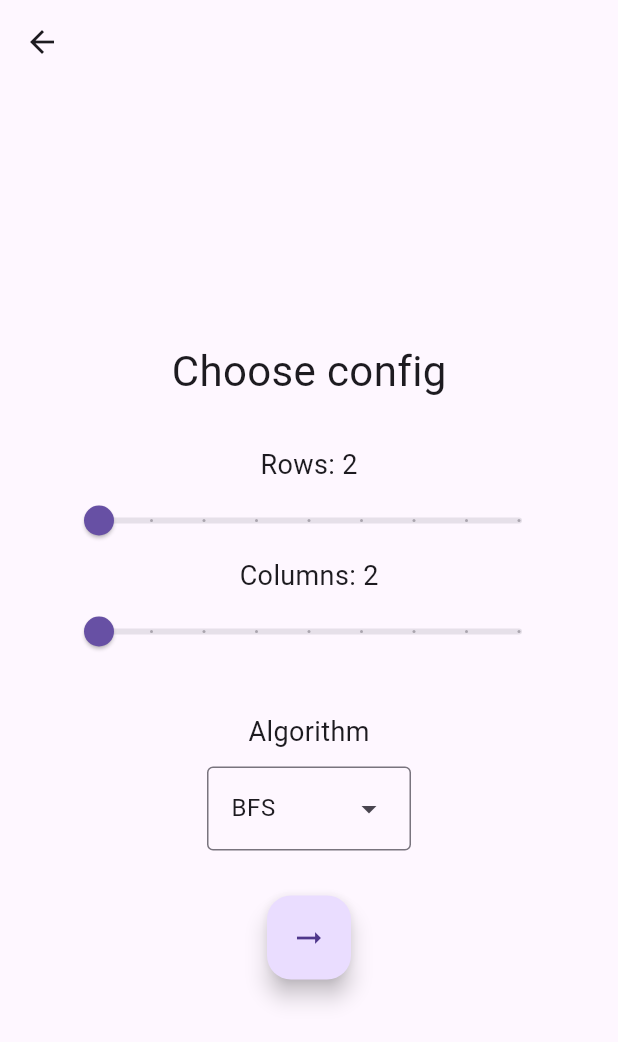
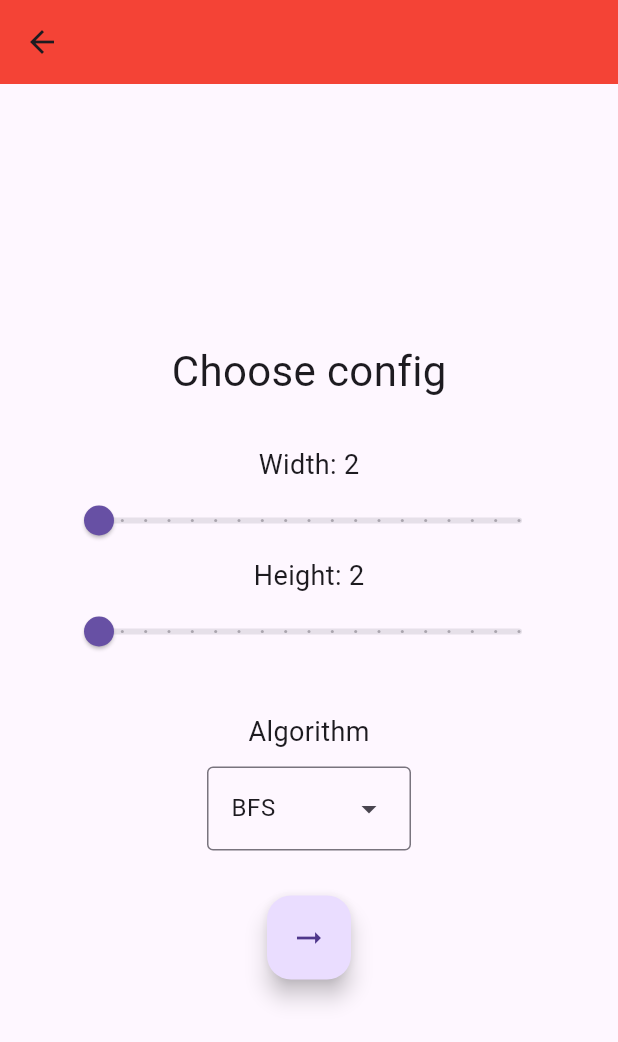
Before and after one commit to MikulasBar/pathfinding, a Flutter app: the ConfigScreen screen opened by its route, on a phone screen of 412 x 824 dp. Shown: the top 1042 px of the screen. Run offline on Flutter 3.47's test engine with Material 3 defaults, Android fonts, the phone set to English and light mode, and no system bars; our stand-ins replace auto_route.

```diff
--- /dev/null
+++ b/lib/algorithms/bfs.dart
@@ -0,0 +1,6 @@
+
+
+
+class BFS {
+
+}
--- a/lib/screens/config_screen/config_screen.dart
+++ b/lib/screens/config_screen/config_screen.dart
@@ -16,46 +16,47 @@ class ConfigScreen extends StatefulWidget {
 
 class _ConfigScreenState extends State<ConfigScreen> {
   static const minSize = 2.0;
-  static const maxSize = 10.0;
+  static const maxSize = 20.0;
 
-  late int rows;
-  late int columns;
-  late Algorithm pickedAlg;
+  late int width;
+  late int height;
+  late Algorithm alg;
 
   @override
   void initState() {
     super.initState();
-    rows = minSize.toInt();
-    columns = minSize.toInt();
+    width = minSize.toInt();
+    height = minSize.toInt();
+    alg = Algorithm.BFS;
   }
 
-  void changeRows(double value) {
+  void changeWidth(double value) {
     setState(() {
-      rows = value.toInt();
+      width = value.toInt();
     });
   }
 
-  void changeColumns(double value) {
+  void changeHeight(double value) {
     setState(() {
-      columns = value.toInt();
+      height = value.toInt();
     });
   }
 
   void changeAlg(Algorithm? value) {
     if (value == null) {
-      print('Algorithm is null');
+      print('Algorithm is null, Somehow');
       return;
     }
 
     setState(() {
-      pickedAlg = value;
+      alg = value;
     });
   }
 
   @override
   Widget build(BuildContext context) {
     return Scaffold(
-      appBar: AppBar(),
+      appBar: AppBar(backgroundColor: Colors.red,),
       body: Center(
         child: Padding(
           padding: const EdgeInsets.all(40.0),
@@ -64,10 +65,10 @@ class _ConfigScreenState extends State<ConfigScreen> {
             children: [
               const Text('Choose config', style: TextStyle(fontSize: 28)),
               const SizedBox(height: 30),
-              Text('Rows: $rows', style: const TextStyle(fontSize: 18),),
-              SizeSlider(value: rows.toDouble(), onChanged: changeRows, minSize: minSize, maxSize: maxSize),
-              Text('Columns: $columns', style: const TextStyle(fontSize: 18),),
-              SizeSlider(value: columns.toDouble(), onChanged: changeColumns, minSize: minSize, maxSize: maxSize),
+              Text('Width: $width', style: const TextStyle(fontSize: 18),),
+              SizeSlider(value: width.toDouble(), onChanged: changeWidth, minSize: minSize, maxSize: maxSize),
+              Text('Height: $height', style: const TextStyle(fontSize: 18),),
+              SizeSlider(value: height.toDouble(), onChanged: changeHeight, minSize: minSize, maxSize: maxSize),
               const SizedBox(height: 30),
               const Text('Algorithm', style: TextStyle(fontSize: 18)),
               const SizedBox(height: 10),
@@ -81,8 +82,7 @@ class _ConfigScreenState extends State<ConfigScreen> {
               const SizedBox(height: 30),
               FloatingActionButton(
                 onPressed: () {
-                  AutoRouter.of(context)
-                    .push(const PositionConfigRoute());
+                  context.router.push(PositionConfigRoute(width: width, height: height, alg: alg));
                 },
                 child: const Icon(Icons.arrow_right_alt),
               ),
--- a/lib/screens/config_screen/widgets/size_slider.dart
+++ b/lib/screens/config_screen/widgets/size_slider.dart
@@ -21,7 +21,7 @@ class SizeSlider extends StatelessWidget {
   @override
   Widget build(BuildContext context) {
     return Slider(
-      label: '${value.toInt()}',
+      // label: '${value.toInt()}',
       divisions: divisions,
       min: minSize,
       max: maxSize,
```
Also changed, not shown: lib/algorithm.dart (+58 -6 lines), lib/grid.dart (+34 -4 lines), lib/screens/position_config_screen/position_config_screen.dart (+31 -5 lines), lib/app/router.gr.dart.
